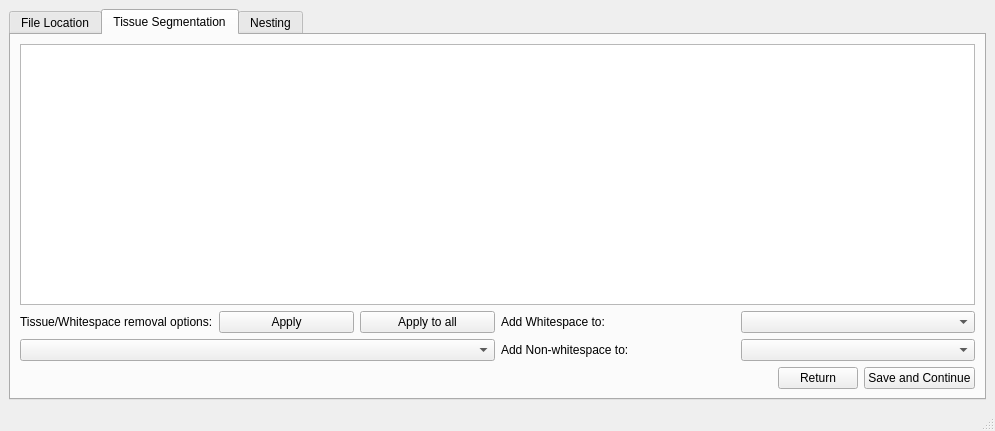
Old version of the form CODA.ui in the repository Kiemen-Lab/CODAvision.
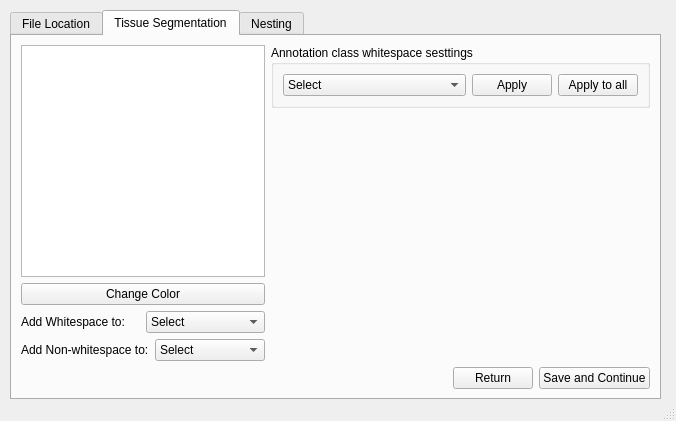
New version of the form. The open tabs and pages were chosen to show the change.

Diff of the .ui file:
```diff
--- a/CODA.ui
+++ b/CODA.ui
@@ -6,17 +6,23 @@
    <rect>
     <x>0</x>
     <y>0</y>
-    <width>995</width>
-    <height>431</height>
+    <width>676</width>
+    <height>421</height>
    </rect>
   </property>
   <property name="windowTitle">
    <string>MainWindow</string>
   </property>
   <widget class="QWidget" name="centralwidget">
-   <layout class="QGridLayout" name="gridLayout">
-    <item row="0" column="0">
      <widget class="QTabWidget" name="tabWidget">
+    <property name="geometry">
+     <rect>
+      <x>10</x>
+      <y>10</y>
+      <width>651</width>
+      <height>390</height>
+     </rect>
+    </property>
       <property name="whatsThis">
        <string/>
       </property>
@@ -207,47 +213,24 @@
        <attribute name="title">
         <string>Tissue Segmentation</string>
        </attribute>
-       <layout class="QGridLayout" name="gridLayout_2">
-        <item row="0" column="0" colspan="2">
-         <widget class="QTableWidget" name="tableWidget"/>
+     <layout class="QGridLayout" name="gridLayout">
+      <item row="0" column="0" rowspan="2">
+       <layout class="QVBoxLayout" name="verticalLayout_5">
+        <item>
+         <widget class="QTableWidget" name="tissue_segmentation_TW"/>
         </item>
-        <item row="1" column="0">
+        <item>
+         <widget class="QPushButton" name="changecolor_PB">
+          <property name="text">
+           <string>Change Color</string>
+          </property>
+         </widget>
+        </item>
+        <item>
          <layout class="QVBoxLayout" name="verticalLayout">
           <item>
            <layout class="QHBoxLayout" name="horizontalLayout_4">
             <item>
-             <widget class="QLabel" name="label_5">
-              <property name="text">
-               <string>Tissue/Whitespace removal options:</string>
-              </property>
-             </widget>
-            </item>
-            <item>
-             <widget class="QPushButton" name="pushButton_4">
-              <property name="text">
-               <string>Apply</string>
-              </property>
-             </widget>
-            </item>
-            <item>
-             <widget class="QPushButton" name="pushButton_5">
-              <property name="text">
-               <string>Apply to all</string>
-              </property>
-             </widget>
-            </item>
-           </layout>
-          </item>
-          <item>
-           <widget class="QComboBox" name="comboBox_4"/>
-          </item>
-         </layout>
-        </item>
-        <item row="1" column="1">
-         <layout class="QVBoxLayout" name="verticalLayout_2">
-          <item>
-           <layout class="QHBoxLayout" name="horizontalLayout_6">
-            <item>
              <widget class="QLabel" name="label_6">
               <property name="text">
                <string>Add Whitespace to:</string>
@@ -255,12 +238,18 @@
              </widget>
             </item>
             <item>
-             <widget class="QComboBox" name="comboBox_2"/>
+             <widget class="QComboBox" name="addws_CB">
+              <item>
+               <property name="text">
+                <string>Select</string>
+               </property>
+              </item>
+             </widget>
             </item>
            </layout>
           </item>
           <item>
-           <layout class="QHBoxLayout" name="horizontalLayout_7">
+           <layout class="QHBoxLayout" name="horizontalLayout_5">
             <item>
              <widget class="QLabel" name="label_7">
               <property name="text">
@@ -269,11 +258,83 @@
              </widget>
             </item>
             <item>
-             <widget class="QComboBox" name="comboBox_3"/>
-            </item>
+             <widget class="QComboBox" name="addnonws_CB">
+              <item>
+               <property name="text">
+                <string>Select</string>
+               </property>
+              </item>
+             </widget>
+            </item>
            </layout>
           </item>
          </layout>
+        </item>
+       </layout>
+      </item>
+      <item row="0" column="1">
+       <widget class="QGroupBox" name="groupBox">
+        <property name="title">
+         <string>Annotation class whitespace sesttings</string>
+        </property>
+        <layout class="QGridLayout" name="gridLayout_4">
+         <item row="0" column="0">
+          <layout class="QGridLayout" name="gridLayout_2">
+           <item row="0" column="0">
+            <widget class="QComboBox" name="wsoptions_CB">
+             <item>
+              <property name="text">
+               <string>Select</string>
+              </property>
+             </item>
+             <item>
+              <property name="text">
+               <string>Remove whitespace</string>
+              </property>
+             </item>
+             <item>
+              <property name="text">
+               <string>Keep only whitespace</string>
+              </property>
+             </item>
+             <item>
+              <property name="text">
+               <string>Keep tissue and whitespace</string>
+              </property>
+             </item>
+            </widget>
+           </item>
+           <item row="0" column="1">
+            <widget class="QPushButton" name="apply_PB">
+             <property name="text">
+              <string>Apply</string>
+             </property>
+            </widget>
+           </item>
+           <item row="0" column="2">
+            <widget class="QPushButton" name="applyall_PB">
+             <property name="text">
+              <string>Apply to all</string>
+             </property>
+            </widget>
+           </item>
+          </layout>
+         </item>
+        </layout>
+       </widget>
+      </item>
+      <item row="1" column="1">
+       <spacer name="verticalSpacer_3">
+        <property name="orientation">
+         <enum>Qt::Orientation::Vertical</enum>
+        </property>
+        <property name="sizeHint" stdset="0">
+         <size>
+          <width>20</width>
+          <height>240</height>
+         </size>
+        </property>
+       </spacer>
         </item>
         <item row="2" column="0" colspan="2">
          <layout class="QHBoxLayout" name="horizontalLayout_8">
@@ -367,8 +428,6 @@
        </widget>
       </widget>
      </widget>
-    </item>
-   </layout>
   </widget>
   <widget class="QStatusBar" name="statusbar"/>
  </widget>
```
Left out of the diff: 6 changed lines with no effect on the pictures. Lines whose indentation alone changed are shown as unchanged.
